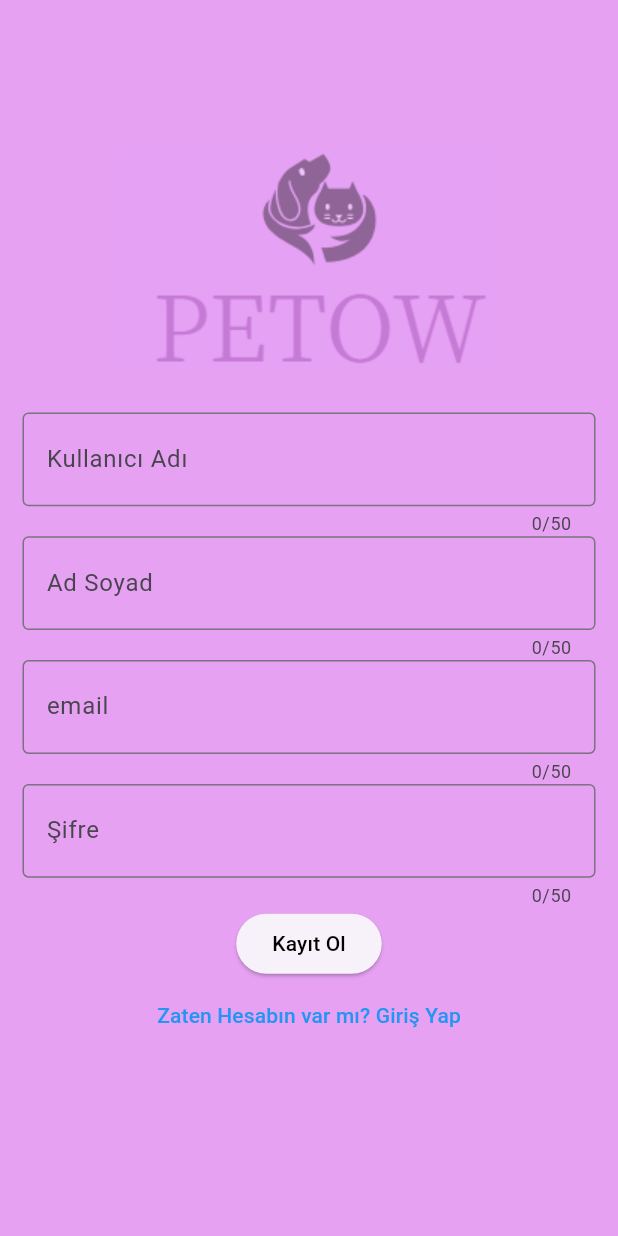
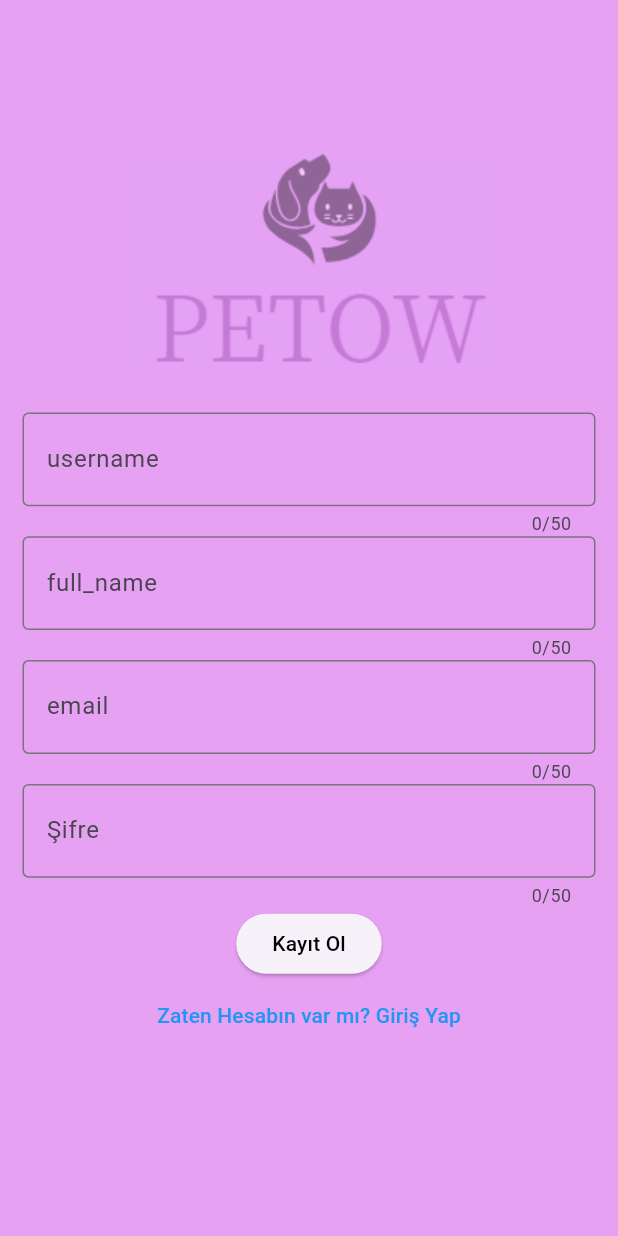
Before and after one commit to mertkbkci/PETOW_APP, a Flutter app: the RegisterScreen screen opened directly, on a phone screen of 412 x 824 dp. Run offline on Flutter 3.47's test engine with Material 2 defaults, Android fonts, the phone set to English and light mode, and no system bars; our stand-ins replace firebase_auth, firebase_core, firebase_database, image_picker; accounts and stored records are empty; network calls fail.

Commit message:
initial commit

```diff
--- a/lib/screens/register_screen.dart
+++ b/lib/screens/register_screen.dart
@@ -1,7 +1,5 @@
 import 'package:firebase_database/firebase_database.dart';
 import 'package:flutter/material.dart';
-// import 'package:test_application/demos/petow_home.dart';
-
 import 'package:firebase_auth/firebase_auth.dart';
 
 import 'login_screen.dart';
@@ -10,10 +8,10 @@ class RegisterScreen extends StatefulWidget {
   const RegisterScreen({Key? key}) : super(key: key);
 
   @override
-  State<RegisterScreen> createState() => _PetowSignInScreenState();
+  State<RegisterScreen> createState() => _RegisterScreenState();
 }
 
-class _PetowSignInScreenState extends State<RegisterScreen> with SingleTickerProviderStateMixin {
+class _RegisterScreenState extends State<RegisterScreen> with SingleTickerProviderStateMixin {
   late AnimationController _animationController;
   late Animation<double> _animation;
 
@@ -43,6 +41,7 @@ class _PetowSignInScreenState extends State<RegisterScreen> with SingleTickerPro
         'email': emailController.text.trim(),
       });
 
+      // Kayıt başarılı oldu, login ekranına yönlendir
       _navigatorKey.currentState!.pushReplacement(
       MaterialPageRoute(
         builder: (context) => const LoginScreen(),
@@ -58,13 +57,15 @@ class _PetowSignInScreenState extends State<RegisterScreen> with SingleTickerPro
       } else {
         errorMessage = 'Bir hata oluştu: ${e.message}';
       }
+
       ScaffoldMessenger.of(context).showSnackBar(
         SnackBar(
           content: Text(errorMessage),
           duration: const Duration(seconds: 3),
         ),
       );
-  } catch (e) { ScaffoldMessenger.of(context).showSnackBar(
+    } catch (e) {
+      ScaffoldMessenger.of(context).showSnackBar(
         SnackBar(
           content: Text('Bir hata oluştu: $e'),
           duration: const Duration(seconds: 3),
@@ -113,14 +114,16 @@ class _PetowSignInScreenState extends State<RegisterScreen> with SingleTickerPro
                     child: TextFormField(
                       controller: fullNameController,
                       maxLength: 50,
-                        decoration: _RegisterInputDecorator().signInTextFieldDecoration),
+                      decoration: _RegisterInputDecorator().signInTextFieldDecoration,
+                    ),
                   ),
                   Padding(
                     padding: const EdgeInsets.only(left: 15, right: 15),
                     child: TextFormField(
                       controller: usernameController,
                       maxLength: 50,
-                        decoration: _RegisterInputDecorator().signInTextFieldDecoration2),
+                      decoration: _RegisterInputDecorator().signInTextFieldDecoration2,
+                    ),
                   ),
                   Padding(
                     padding: const EdgeInsets.only(left: 15, right: 15),
@@ -170,13 +173,13 @@ class _RegisterInputDecorator {
     border: OutlineInputBorder(),
     prefix: Icon(Icons.abc_outlined),
     filled: false,
-    labelText: 'Kullanıcı Adı',
+    labelText: 'username',
   );
   final signInTextFieldDecoration2 = const InputDecoration(
     border: OutlineInputBorder(),
     prefix: Icon(Icons.abc_outlined),
     filled: false,
-    labelText: 'Ad Soyad',
+    labelText: 'full_name',
   );
   final signInTextFieldDecoration3 = const InputDecoration(
     border: OutlineInputBorder(),
```
Also changed, not shown: lib/screens/login_screen.dart (+22 -12 lines). Lines whose indentation alone changed are shown as unchanged.
